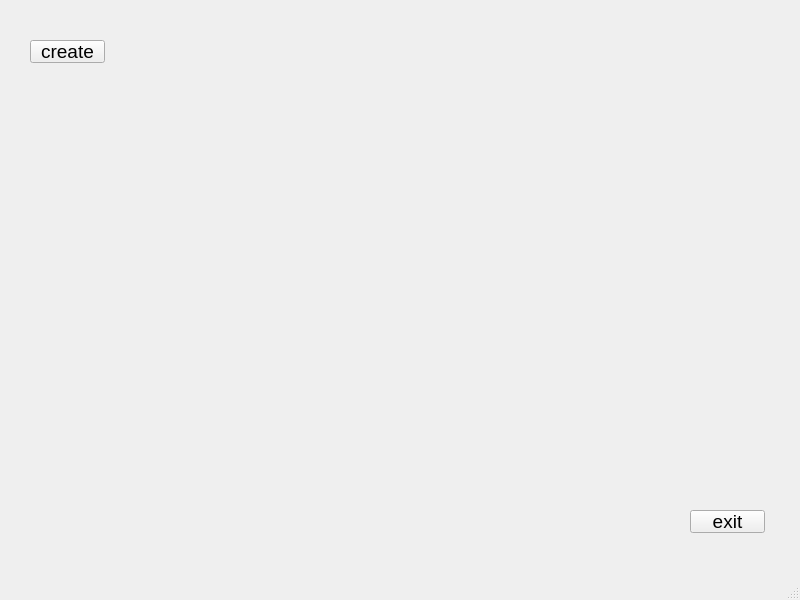
Qt form QtForm/MainForm.ui (Your-RoGr/DekstopVisual) before a commit.
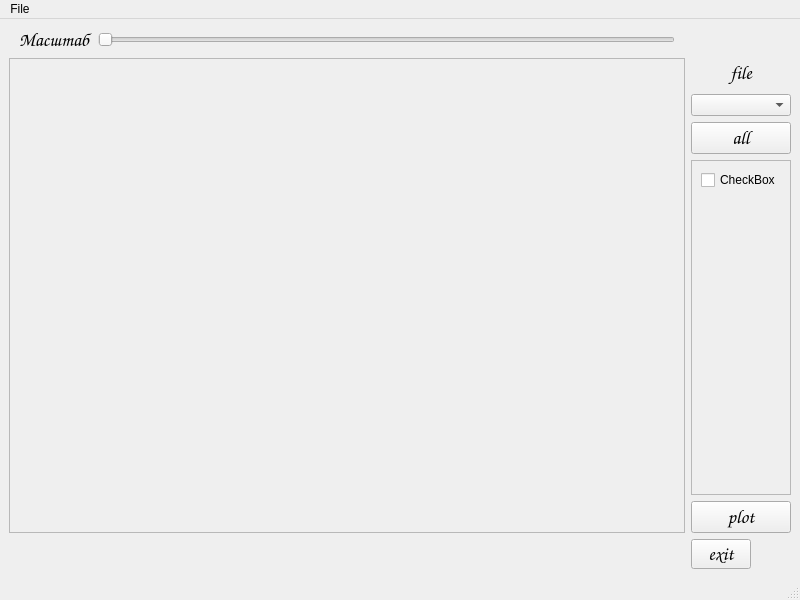
The same form after that commit.

Diff of the .ui file:
```diff
--- a/QtForm/MainForm.ui
+++ b/QtForm/MainForm.ui
@@ -14,42 +14,333 @@
    <string>MainWindow</string>
   </property>
   <widget class="QWidget" name="centralwidget">
-   <widget class="QPushButton" name="exitButton">
-    <property name="geometry">
-     <rect>
-      <x>690</x>
-      <y>510</y>
-      <width>75</width>
-      <height>23</height>
-     </rect>
-    </property>
-    <property name="font">
-     <font>
-      <pointsize>14</pointsize>
-     </font>
-    </property>
-    <property name="text">
-     <string>exit</string>
-    </property>
-   </widget>
-   <widget class="QPushButton" name="createButton">
-    <property name="geometry">
-     <rect>
-      <x>30</x>
-      <y>40</y>
-      <width>75</width>
-      <height>23</height>
-     </rect>
-    </property>
-    <property name="font">
-     <font>
-      <pointsize>14</pointsize>
-     </font>
-    </property>
-    <property name="text">
-     <string>create</string>
-    </property>
-   </widget>
+   <layout class="QGridLayout" name="gridLayout">
+    <item row="1" column="1">
+     <widget class="QScrollArea" name="scrollArea">
+      <property name="widgetResizable">
+       <bool>true</bool>
+      </property>
+      <property name="alignment">
+       <set>Qt::AlignHCenter|Qt::AlignTop</set>
+      </property>
+      <widget class="QWidget" name="scrollAreaWidgetContents">
+       <property name="geometry">
+        <rect>
+         <x>0</x>
+         <y>0</y>
+         <width>668</width>
+         <height>469</height>
+        </rect>
+       </property>
+       <layout class="QGridLayout" name="gridLayout_2">
+        <property name="sizeConstraint">
+         <enum>QLayout::SetMinimumSize</enum>
+        </property>
+        <property name="leftMargin">
+         <number>0</number>
+        </property>
+        <property name="topMargin">
+         <number>0</number>
+        </property>
+        <property name="rightMargin">
+         <number>0</number>
+        </property>
+        <property name="bottomMargin">
+         <number>0</number>
+        </property>
+        <property name="spacing">
+         <number>0</number>
+        </property>
+        <item row="0" column="0">
+         <widget class="QWidget" name="widgetCanvas" native="true">
+          <property name="sizePolicy">
+           <sizepolicy hsizetype="Expanding" vsizetype="Expanding">
+            <horstretch>0</horstretch>
+            <verstretch>0</verstretch>
+           </sizepolicy>
+          </property>
+          <property name="minimumSize">
+           <size>
+            <width>0</width>
+            <height>100</height>
+           </size>
+          </property>
+          <property name="maximumSize">
+           <size>
+            <width>16777215</width>
+            <height>16777215</height>
+           </size>
+          </property>
+         </widget>
+        </item>
+       </layout>
+      </widget>
+     </widget>
+    </item>
+    <item row="2" column="2">
+     <widget class="QPushButton" name="exitButton">
+      <property name="minimumSize">
+       <size>
+        <width>60</width>
+        <height>30</height>
+       </size>
+      </property>
+      <property name="maximumSize">
+       <size>
+        <width>40</width>
+        <height>30</height>
+       </size>
+      </property>
+      <property name="font">
+       <font>
+        <family>Comic Sans MS</family>
+        <pointsize>14</pointsize>
+       </font>
+      </property>
+      <property name="text">
+       <string>exit</string>
+      </property>
+     </widget>
+    </item>
+    <item row="0" column="1">
+     <layout class="QHBoxLayout" name="horizontalLayout_3">
+      <property name="leftMargin">
+       <number>10</number>
+      </property>
+      <property name="rightMargin">
+       <number>10</number>
+      </property>
+      <item>
+       <widget class="QLabel" name="label">
+        <property name="font">
+         <font>
+          <family>Comic Sans MS</family>
+          <pointsize>14</pointsize>
+         </font>
+        </property>
+        <property name="text">
+         <string>Масштаб</string>
+        </property>
+       </widget>
+      </item>
+      <item>
+       <widget class="QSlider" name="horizontalSlider">
+        <property name="orientation">
+         <enum>Qt::Horizontal</enum>
+        </property>
+       </widget>
+      </item>
+     </layout>
+    </item>
+    <item row="2" column="1">
+     <layout class="QHBoxLayout" name="horizontalLayout_2">
+      <item>
+       <spacer name="horizontalSpacer">
+        <property name="orientation">
+         <enum>Qt::Horizontal</enum>
+        </property>
+        <property name="sizeType">
+         <enum>QSizePolicy::Expanding</enum>
+        </property>
+        <property name="sizeHint" stdset="0">
+         <size>
+          <width>200</width>
+          <height>20</height>
+         </size>
+        </property>
+       </spacer>
+      </item>
+      <item>
+       <layout class="QVBoxLayout" name="verticalLayout_2">
+        <item>
+         <widget class="QWidget" name="widgetToolbar" native="true"/>
+        </item>
+       </layout>
+      </item>
+      <item>
+       <spacer name="horizontalSpacer_2">
+        <property name="orientation">
+         <enum>Qt::Horizontal</enum>
+        </property>
+        <property name="sizeType">
+         <enum>QSizePolicy::Expanding</enum>
+        </property>
+        <property name="sizeHint" stdset="0">
+         <size>
+          <width>200</width>
+          <height>20</height>
+         </size>
+        </property>
+       </spacer>
+      </item>
+     </layout>
+    </item>
+    <item row="1" column="2">
+     <layout class="QVBoxLayout" name="verticalLayout_3">
+      <property name="rightMargin">
+       <number>0</number>
+      </property>
+      <item>
+       <layout class="QVBoxLayout" name="verticalLayout_6">
+        <property name="sizeConstraint">
+         <enum>QLayout::SetMinimumSize</enum>
+        </property>
+        <item>
+         <widget class="QLabel" name="label_4">
+          <property name="minimumSize">
+           <size>
+            <width>100</width>
+            <height>30</height>
+           </size>
+          </property>
+          <property name="maximumSize">
+           <size>
+            <width>100</width>
+            <height>30</height>
+           </size>
+          </property>
+          <property name="font">
+           <font>
+            <family>Comic Sans MS</family>
+            <pointsize>14</pointsize>
+           </font>
+          </property>
+          <property name="text">
+           <string>file</string>
+          </property>
+          <property name="alignment">
+           <set>Qt::AlignCenter</set>
+          </property>
+         </widget>
+        </item>
+        <item>
+         <widget class="QComboBox" name="comboBox_3">
+          <property name="minimumSize">
+           <size>
+            <width>100</width>
+            <height>0</height>
+           </size>
+          </property>
+          <property name="maximumSize">
+           <size>
+            <width>100</width>
+            <height>16777215</height>
+           </size>
+          </property>
+         </widget>
+        </item>
+        <item>
+         <widget class="QPushButton" name="pushButton_5">
+          <property name="minimumSize">
+           <size>
+            <width>100</width>
+            <height>0</height>
+           </size>
+          </property>
+          <property name="maximumSize">
+           <size>
+            <width>100</width>
+            <height>16777215</height>
+           </size>
+          </property>
+          <property name="font">
+           <font>
+            <family>Comic Sans MS</family>
+            <pointsize>14</pointsize>
+           </font>
+          </property>
+          <property name="text">
+           <string>all</string>
+          </property>
+         </widget>
+        </item>
+        <item>
+         <layout class="QVBoxLayout" name="verticalLayout_10">
+          <property name="sizeConstraint">
+           <enum>QLayout::SetMinimumSize</enum>
+          </property>
+          <item>
+           <widget class="QScrollArea" name="scrollArea_5">
+            <property name="sizePolicy">
+             <sizepolicy hsizetype="Fixed" vsizetype="Expanding">
+              <horstretch>0</horstretch>
+              <verstretch>0</verstretch>
+             </sizepolicy>
+            </property>
+            <property name="minimumSize">
+             <size>
+              <width>100</width>
+              <height>0</height>
+             </size>
+            </property>
+            <property name="maximumSize">
+             <size>
+              <width>100</width>
+              <height>16777215</height>
+             </size>
+            </property>
+            <property name="widgetResizable">
+             <bool>true</bool>
+            </property>
+            <property name="alignment">
+             <set>Qt::AlignLeading|Qt::AlignLeft|Qt::AlignVCenter</set>
+            </property>
+            <widget class="QWidget" name="scrollAreaWidgetContents_5">
+             <property name="geometry">
+              <rect>
+               <x>0</x>
+               <y>0</y>
+               <width>98</width>
+               <height>321</height>
+              </rect>
+             </property>
+             <layout class="QFormLayout" name="formLayout_2">
+              <property name="fieldGrowthPolicy">
+               <enum>QFormLayout::AllNonFixedFieldsGrow</enum>
+              </property>
+              <item row="0" column="0">
+               <widget class="QCheckBox" name="checkBox_8">
+                <property name="text">
+                 <string>CheckBox</string>
+                </property>
+               </widget>
+              </item>
+             </layout>
+            </widget>
+           </widget>
+          </item>
+          <item>
+           <widget class="QPushButton" name="pushButton_4">
+            <property name="minimumSize">
+             <size>
+              <width>100</width>
+              <height>0</height>
+             </size>
+            </property>
+            <property name="maximumSize">
+             <size>
+              <width>100</width>
+              <height>16777215</height>
+             </size>
+            </property>
+            <property name="font">
+             <font>
+              <family>Comic Sans MS</family>
+              <pointsize>14</pointsize>
+             </font>
+            </property>
+            <property name="text">
+             <string>plot</string>
+            </property>
+           </widget>
+          </item>
+         </layout>
+        </item>
+       </layout>
+      </item>
+     </layout>
+    </item>
+   </layout>
   </widget>
   <widget class="QMenuBar" name="menubar">
    <property name="geometry">
@@ -60,6 +351,13 @@
      <height>21</height>
     </rect>
    </property>
+   <widget class="QMenu" name="menuFile">
+    <property name="title">
+     <string>File</string>
+    </property>
+    <addaction name="actionOpen"/>
+   </widget>
+   <addaction name="menuFile"/>
   </widget>
   <widget class="QStatusBar" name="statusbar"/>
  </widget>
```
Left out of the diff: 5 changed lines with no effect on the pictures.
